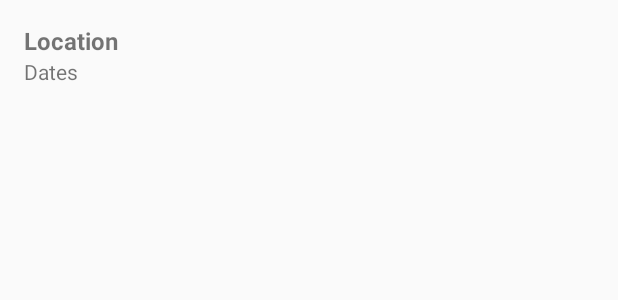
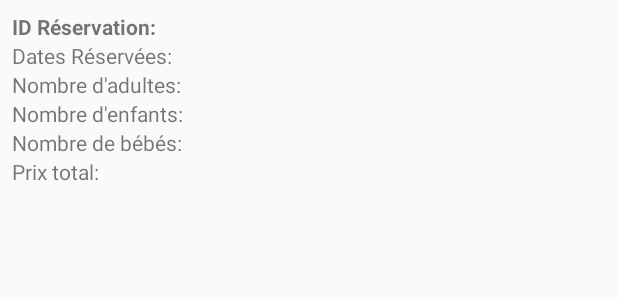
Before and after one commit to sonyvegass/app-android-kotlin-voyageurs, an Android app built with Jetpack Compose: the layout item_reservation.xml on its own in the app's theme, with its tools: preview values and no code run, on a phone screen of 412 x 824 dp. Shown: the top 300 px of the screen. Run offline under Robolectric (Android 15) with nearby library versions, the phone set to English and light mode, and no system bars.

Commit message:
version 2 finale

```diff
--- a/app/src/main/AndroidManifest.xml
+++ b/app/src/main/AndroidManifest.xml
@@ -43,6 +43,8 @@
             <!-- Ajoutez d'autres attributs si nécessaire -->
         </activity>
 
+        <activity android:name=".ReservationsActivity" />
+
     </application>
 
 </manifest>
--- a/app/src/main/java/com/example/myapplicationpa2/MainActivity.kt
+++ b/app/src/main/java/com/example/myapplicationpa2/MainActivity.kt
@@ -11,7 +11,7 @@ import androidx.recyclerview.widget.RecyclerView
 import com.example.myapplicationpa2.R
 import com.example.myapplicationpa2.viewmodel.UserViewModel
 import com.example.myapplicationpa2.viewmodel.ReservationsViewModel
-import com.example.myapplicationpa2.adapter.ReservationsAdapter
+import com.example.myapplicationpa2.ReservationsAdapter
 
 class MainActivity : AppCompatActivity() {
 
--- a/app/src/main/java/com/example/myapplicationpa2/model/User.kt
+++ b/app/src/main/java/com/example/myapplicationpa2/model/User.kt
@@ -5,5 +5,5 @@ data class User(
     val nom: String,
     val prenom: String,
     val email: String,
-    val telephone: String
+    val telephone: Int
 )
--- a/app/src/main/res/layout/item_reservation.xml
+++ b/app/src/main/res/layout/item_reservation.xml
@@ -1,29 +1,45 @@
 <?xml version="1.0" encoding="utf-8"?>
-<androidx.constraintlayout.widget.ConstraintLayout xmlns:android="http://schemas.android.com/apk/res/android"
-    xmlns:app="http://schemas.android.com/apk/res-auto"
+<LinearLayout xmlns:android="http://schemas.android.com/apk/res/android"
     android:layout_width="match_parent"
     android:layout_height="wrap_content"
-    android:padding="16dp">
+    android:orientation="vertical"
+    android:padding="8dp">
 
     <TextView
-        android:id="@+id/locationTextView"
-        android:layout_width="0dp"
+        android:id="@+id/reservationIdTextView"
+        android:layout_width="wrap_content"
         android:layout_height="wrap_content"
-        android:text="Location"
-        android:textSize="16sp"
-        android:textStyle="bold"
-        app:layout_constraintStart_toStartOf="parent"
-        app:layout_constraintTop_toTopOf="parent"
-        app:layout_constraintEnd_toEndOf="parent" />
+        android:text="ID Réservation: "
+        android:textStyle="bold" />
 
     <TextView
         android:id="@+id/datesTextView"
-        android:layout_width="0dp"
+        android:layout_width="wrap_content"
         android:layout_height="wrap_content"
-        android:text="Dates"
-        android:textSize="14sp"
-        app:layout_constraintStart_toStartOf="parent"
-        app:layout_constraintTop_toBottomOf="@+id/locationTextView"
-        app:layout_constraintEnd_toEndOf="parent" />
+        android:text="Dates Réservées: " />
 
-</androidx.constraintlayout.widget.ConstraintLayout>
+    <TextView
+        android:id="@+id/numAdultsTextView"
+        android:layout_width="wrap_content"
+        android:layout_height="wrap_content"
+        android:text="Nombre d'adultes: " />
+
+    <TextView
+        android:id="@+id/numChildrenTextView"
+        android:layout_width="wrap_content"
+        android:layout_height="wrap_content"
+        android:text="Nombre d'enfants: " />
+
+    <TextView
+        android:id="@+id/numBabiesTextView"
+        android:layout_width="wrap_content"
+        android:layout_height="wrap_content"
+        android:text="Nombre de bébés: " />
+
+    <TextView
+        android:id="@+id/totalPriceTextView"
+        android:layout_width="wrap_content"
+        android:layout_height="wrap_content"
+        android:text="Prix total: " />
+
+</LinearLayout>
```
Also changed, not shown: app/src/main/java/com/example/myapplicationpa2/ProfileActivity.kt (+5 -2 lines), app/src/main/java/com/example/myapplicationpa2/ReservationsActivity.kt (+65 -24 lines), app/src/main/java/com/example/myapplicationpa2/ReservationsAdapter.kt (renamed from app/src/main/java/com/example/myapplicationpa2/adapter/ReservationsAdapter.kt, +13 -6 lines), app/src/main/java/com/example/myapplicationpa2/model/Reservation.kt (+5 -3 lines), app/src/main/res/layout/activity_reservations.xml (+27 -6 lines), app/src/main/res/layout/activity_profile.xml (line endings or trailing spaces).
